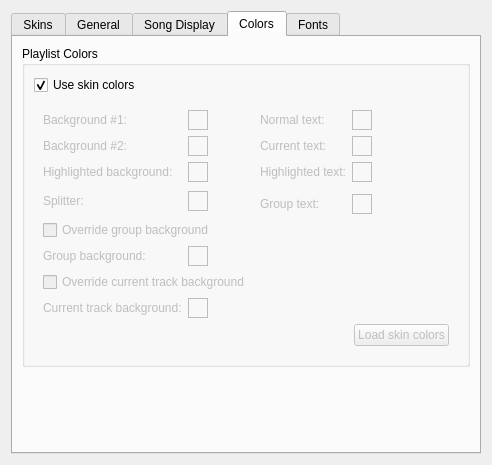
Qt form qmmp/src/plugins/Ui/skinned/forms/skinnedsettings.ui (prinsbert/qmmp-dev) before a commit.
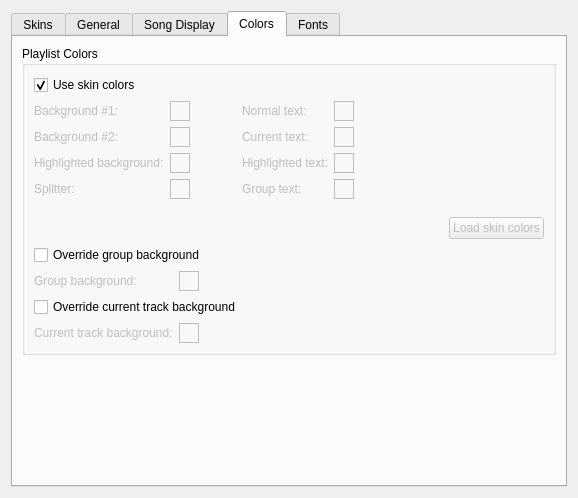
The same form after that commit. The open tabs and pages were chosen to show the change. Icons and pictures are not drawn. Custom widgets are drawn as their Qt base class.

Commit message: skinned: fixed custom colors

```diff
--- a/qmmp/src/plugins/Ui/skinned/forms/skinnedsettings.ui
+++ b/qmmp/src/plugins/Ui/skinned/forms/skinnedsettings.ui
@@ -6,8 +6,8 @@
    <rect>
     <x>0</x>
     <y>0</y>
-    <width>489</width>
-    <height>465</height>
+    <width>578</width>
+    <height>498</height>
    </rect>
   </property>
   <property name="windowTitle">
@@ -414,13 +414,13 @@
       <attribute name="title">
        <string>Colors</string>
       </attribute>
-      <layout class="QVBoxLayout" name="verticalLayout_4">
+      <layout class="QVBoxLayout" name="verticalLayout_5">
        <item>
         <widget class="QGroupBox" name="groupBox_3">
          <property name="title">
           <string>Playlist Colors</string>
          </property>
-         <layout class="QVBoxLayout" name="verticalLayout_7">
+         <layout class="QVBoxLayout" name="verticalLayout_4">
           <item>
            <widget class="QCheckBox" name="plSkinColorsCheckBox">
             <property name="text">
@@ -437,6 +437,18 @@
              <bool>false</bool>
             </property>
             <layout class="QGridLayout" name="gridLayout_5">
+             <property name="leftMargin">
+              <number>0</number>
+             </property>
+             <property name="topMargin">
+              <number>0</number>
+             </property>
+             <property name="rightMargin">
+              <number>0</number>
+             </property>
+             <property name="bottomMargin">
+              <number>0</number>
+             </property>
              <item row="0" column="0">
               <widget class="QLabel" name="label_7">
                <property name="text">
@@ -469,7 +481,7 @@
                </property>
               </widget>
              </item>
-             <item row="0" column="2" rowspan="5">
+             <item row="0" column="2" rowspan="6" colspan="2">
               <spacer name="horizontalSpacer_5">
                <property name="orientation">
                 <enum>Qt::Horizontal</enum>
@@ -482,14 +494,14 @@
                </property>
               </spacer>
              </item>
-             <item row="0" column="3">
+             <item row="0" column="4">
               <widget class="QLabel" name="label_12">
                <property name="text">
                 <string>Normal text:</string>
                </property>
               </widget>
              </item>
-             <item row="0" column="4">
+             <item row="0" column="5">
               <widget class="ColorWidget" name="plTextNormalColor">
                <property name="sizePolicy">
                 <sizepolicy hsizetype="Fixed" vsizetype="Fixed">
@@ -514,6 +526,19 @@
                </property>
               </widget>
              </item>
+             <item row="0" column="6" rowspan="6">
+              <spacer name="horizontalSpacer_6">
+               <property name="orientation">
+                <enum>Qt::Horizontal</enum>
+               </property>
+               <property name="sizeHint" stdset="0">
+                <size>
+                 <width>66</width>
+                 <height>68</height>
+                </size>
+               </property>
+              </spacer>
+             </item>
              <item row="1" column="0">
               <widget class="QLabel" name="label_8">
                <property name="text">
@@ -546,14 +571,14 @@
                </property>
               </widget>
              </item>
-             <item row="1" column="3">
+             <item row="1" column="4">
               <widget class="QLabel" name="label_13">
                <property name="text">
                 <string>Current text:</string>
                </property>
               </widget>
              </item>
-             <item row="1" column="4">
+             <item row="1" column="5">
               <widget class="ColorWidget" name="plTextCurrentColor">
                <property name="sizePolicy">
                 <sizepolicy hsizetype="Fixed" vsizetype="Fixed">
@@ -610,14 +635,14 @@
                </property>
               </widget>
              </item>
-             <item row="2" column="3">
+             <item row="2" column="4">
               <widget class="QLabel" name="label_14">
                <property name="text">
                 <string>Highlighted text:</string>
                </property>
               </widget>
              </item>
-             <item row="2" column="4">
+             <item row="2" column="5">
               <widget class="ColorWidget" name="plTextHlColor">
                <property name="sizePolicy">
                 <sizepolicy hsizetype="Fixed" vsizetype="Fixed">
@@ -645,55 +670,38 @@
                </property>
               </widget>
              </item>
-             <item row="3" column="0" rowspan="2">
-              <widget class="QLabel" name="label_19">
+             <item row="6" column="0" colspan="7">
+              <layout class="QHBoxLayout" name="horizontalLayout_5">
+               <item>
+                <spacer name="horizontalSpacer_7">
+                 <property name="orientation">
+                  <enum>Qt::Horizontal</enum>
+                 </property>
+                 <property name="sizeHint" stdset="0">
+                  <size>
+                   <width>40</width>
+                   <height>20</height>
+                  </size>
+                 </property>
+                </spacer>
+               </item>
+               <item>
+                <widget class="QPushButton" name="loadSkinColorsButton">
                <property name="text">
-                <string>Splitter:</string>
+                  <string>Load skin colors</string>
                </property>
               </widget>
              </item>
-             <item row="3" column="1" rowspan="2">
-              <widget class="ColorWidget" name="plSplitterColor">
-               <property name="sizePolicy">
-                <sizepolicy hsizetype="Fixed" vsizetype="Fixed">
-                 <horstretch>0</horstretch>
-                 <verstretch>0</verstretch>
-                </sizepolicy>
-               </property>
-               <property name="minimumSize">
-                <size>
-                 <width>20</width>
-                 <height>20</height>
-                </size>
-               </property>
-               <property name="maximumSize">
-                <size>
-                 <width>20</width>
-                 <height>20</height>
-                </size>
-               </property>
-               <property name="baseSize">
-                <size>
-                 <width>20</width>
-                 <height>20</height>
-                </size>
-               </property>
-               <property name="frameShape">
-                <enum>QFrame::Box</enum>
-               </property>
-               <property name="frameShadow">
-                <enum>QFrame::Plain</enum>
-               </property>
-              </widget>
+              </layout>
              </item>
-             <item row="4" column="3">
+             <item row="3" column="4">
               <widget class="QLabel" name="label_16">
                <property name="text">
                 <string>Group text:</string>
                </property>
               </widget>
              </item>
-             <item row="4" column="4">
+             <item row="3" column="5">
               <widget class="ColorWidget" name="plGrTextColor">
                <property name="sizePolicy">
                 <sizepolicy hsizetype="Fixed" vsizetype="Fixed">
@@ -715,7 +723,53 @@
                </property>
               </widget>
              </item>
-             <item row="6" column="0">
+             <item row="3" column="1">
+              <widget class="ColorWidget" name="plSplitterColor">
+               <property name="sizePolicy">
+                <sizepolicy hsizetype="Fixed" vsizetype="Fixed">
+                 <horstretch>0</horstretch>
+                 <verstretch>0</verstretch>
+                </sizepolicy>
+               </property>
+               <property name="minimumSize">
+                <size>
+                 <width>20</width>
+                 <height>20</height>
+                </size>
+               </property>
+               <property name="maximumSize">
+                <size>
+                 <width>20</width>
+                 <height>20</height>
+                </size>
+               </property>
+               <property name="baseSize">
+                <size>
+                 <width>20</width>
+                 <height>20</height>
+                </size>
+               </property>
+               <property name="frameShape">
+                <enum>QFrame::Box</enum>
+               </property>
+               <property name="frameShadow">
+                <enum>QFrame::Plain</enum>
+               </property>
+              </widget>
+             </item>
+             <item row="3" column="0">
+              <widget class="QLabel" name="label_19">
+               <property name="text">
+                <string>Splitter:</string>
+               </property>
+              </widget>
+             </item>
+            </layout>
+           </widget>
+          </item>
+          <item>
+           <layout class="QGridLayout" name="gridLayout_6">
+            <item row="1" column="0">
               <widget class="QLabel" name="label_15">
                <property name="enabled">
                 <bool>false</bool>
@@ -725,8 +779,8 @@
                </property>
               </widget>
              </item>
-             <item row="6" column="1">
-              <widget class="ColorWidget" name="plGrBgColor">
+            <item row="3" column="1">
+             <widget class="ColorWidget" name="plCurrentTrackBgColor">
                <property name="enabled">
                 <bool>false</bool>
                </property>
@@ -750,7 +804,7 @@
                </property>
               </widget>
              </item>
-             <item row="8" column="0">
+            <item row="3" column="0">
               <widget class="QLabel" name="label_20">
                <property name="enabled">
                 <bool>false</bool>
@@ -760,32 +814,7 @@
                </property>
               </widget>
              </item>
-             <item row="8" column="1">
-              <widget class="ColorWidget" name="plCurrentTrackBgColor">
-               <property name="enabled">
-                <bool>false</bool>
-               </property>
-               <property name="sizePolicy">
-                <sizepolicy hsizetype="Fixed" vsizetype="Fixed">
-                 <horstretch>0</horstretch>
-                 <verstretch>0</verstretch>
-                </sizepolicy>
-               </property>
-               <property name="minimumSize">
-                <size>
-                 <width>20</width>
-                 <height>20</height>
-                </size>
-               </property>
-               <property name="frameShape">
-                <enum>QFrame::Box</enum>
-               </property>
-               <property name="frameShadow">
-                <enum>QFrame::Plain</enum>
-               </property>
-              </widget>
-             </item>
-             <item row="8" column="3" colspan="3">
+            <item row="3" column="2">
               <spacer name="horizontalSpacer_10">
                <property name="orientation">
                 <enum>Qt::Horizontal</enum>
@@ -798,72 +827,59 @@
                </property>
               </spacer>
              </item>
-             <item row="9" column="0" colspan="6">
-              <layout class="QHBoxLayout" name="horizontalLayout_5">
-               <item>
-                <spacer name="horizontalSpacer_7">
-                 <property name="orientation">
-                  <enum>Qt::Horizontal</enum>
-                 </property>
-                 <property name="sizeHint" stdset="0">
+            <item row="1" column="1">
+             <widget class="ColorWidget" name="plGrBgColor">
+              <property name="enabled">
+               <bool>false</bool>
+              </property>
+              <property name="sizePolicy">
+               <sizepolicy hsizetype="Fixed" vsizetype="Fixed">
+                <horstretch>0</horstretch>
+                <verstretch>0</verstretch>
+               </sizepolicy>
+              </property>
+              <property name="minimumSize">
                   <size>
-                   <width>40</width>
+                <width>20</width>
                    <height>20</height>
                   </size>
                  </property>
-                </spacer>
-               </item>
-               <item>
-                <widget class="QPushButton" name="loadSkinColorsButton">
-                 <property name="text">
-                  <string>Load skin colors</string>
+              <property name="frameShape">
+               <enum>QFrame::Box</enum>
+              </property>
+              <property name="frameShadow">
+               <enum>QFrame::Plain</enum>
                  </property>
                 </widget>
                </item>
-              </layout>
-             </item>
-             <item row="6" column="3" colspan="3">
+            <item row="1" column="2">
               <spacer name="horizontalSpacer_9">
                <property name="orientation">
                 <enum>Qt::Horizontal</enum>
                </property>
                <property name="sizeHint" stdset="0">
                 <size>
-                 <width>110</width>
-                 <height>20</height>
+                <width>165</width>
+                <height>14</height>
                 </size>
                </property>
               </spacer>
              </item>
-             <item row="0" column="5" rowspan="5">
-              <spacer name="horizontalSpacer_6">
-               <property name="orientation">
-                <enum>Qt::Horizontal</enum>
-               </property>
-               <property name="sizeHint" stdset="0">
-                <size>
-                 <width>66</width>
-                 <height>68</height>
-                </size>
-               </property>
-              </spacer>
-             </item>
-             <item row="5" column="0" colspan="6">
-              <widget class="QCheckBox" name="plOverrideGroupBgCheckBox">
-               <property name="text">
-                <string>Override group background</string>
-               </property>
-              </widget>
-             </item>
-             <item row="7" column="0" colspan="6">
+            <item row="2" column="0" colspan="3">
               <widget class="QCheckBox" name="plOverrideCurrentBgCheckBox">
                <property name="text">
                 <string>Override current track background</string>
                </property>
               </widget>
              </item>
-            </layout>
-           </widget>
+            <item row="0" column="0" colspan="3">
+             <widget class="QCheckBox" name="plOverrideGroupBgCheckBox">
+              <property name="text">
+               <string>Override group background</string>
+              </property>
+             </widget>
+            </item>
+           </layout>
           </item>
          </layout>
         </widget>
@@ -876,7 +892,7 @@
          <property name="sizeHint" stdset="0">
           <size>
            <width>20</width>
-           <height>98</height>
+           <height>105</height>
           </size>
          </property>
         </spacer>
```
Left out of the diff: 32 changed lines with no effect on the pictures. Lines whose indentation alone changed are shown as unchanged. The commit also changes 3 other files.
